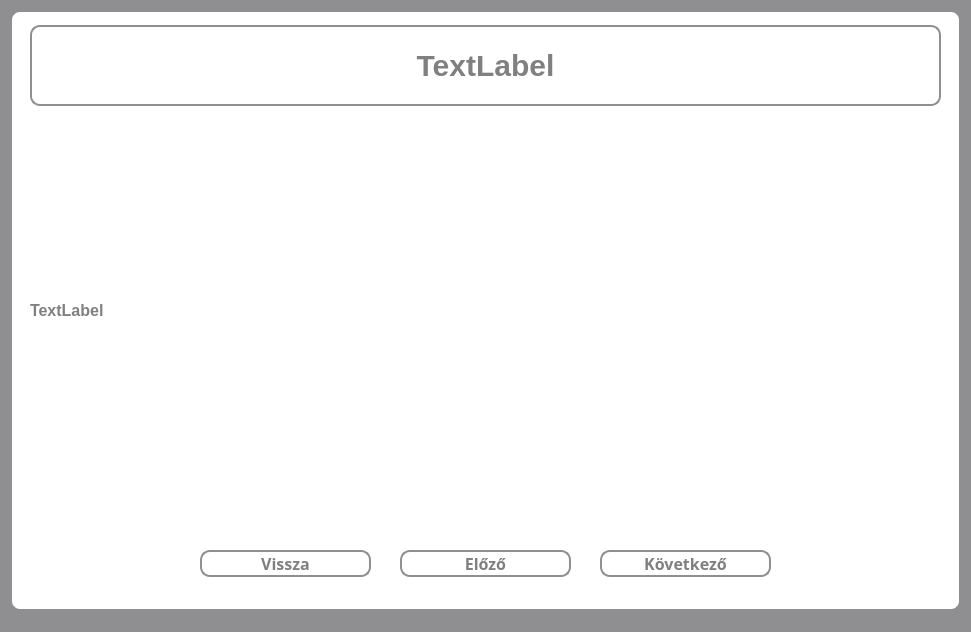
First picture: the form in src/main/resources/ui/default/defaultLearnWindow.ui, repository pkristof1999/Szakdolgozat, before the edit.
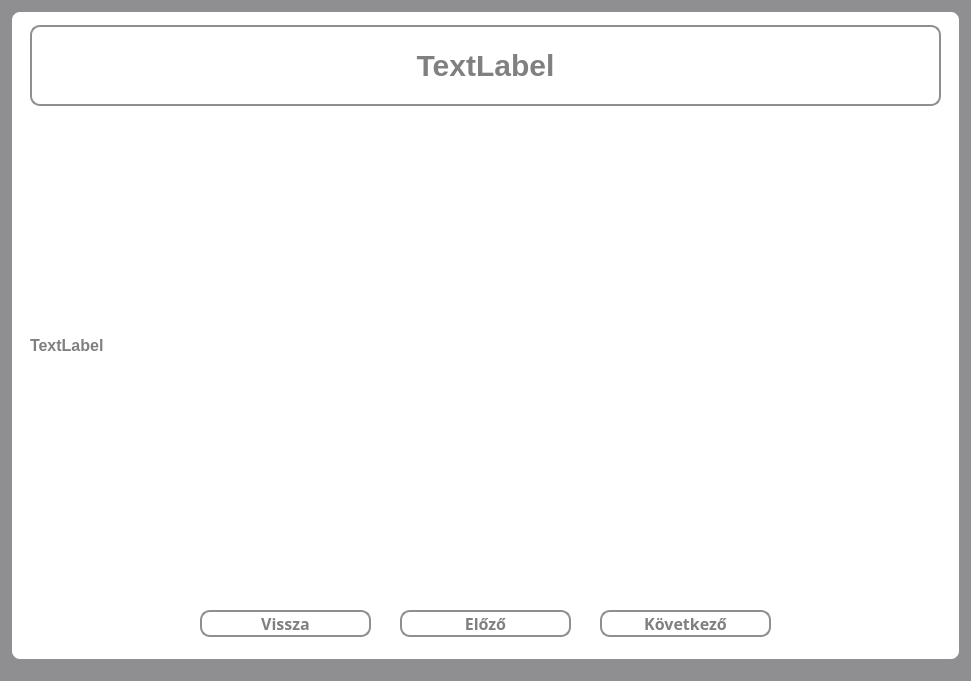
Second picture: the form after the edit.

```diff
--- a/src/main/resources/ui/default/defaultLearnWindow.ui
+++ b/src/main/resources/ui/default/defaultLearnWindow.ui
@@ -7,7 +7,7 @@
     <x>0</x>
     <y>0</y>
     <width>971</width>
-    <height>632</height>
+    <height>681</height>
    </rect>
   </property>
   <property name="windowTitle">
@@ -25,7 +25,7 @@
       <x>10</x>
       <y>10</y>
       <width>951</width>
-      <height>601</height>
+      <height>651</height>
      </rect>
     </property>
     <property name="styleSheet">
@@ -42,7 +42,7 @@
      <property name="geometry">
       <rect>
        <x>190</x>
-       <y>540</y>
+       <y>600</y>
        <width>171</width>
        <height>27</height>
       </rect>
@@ -73,7 +73,7 @@
      <property name="geometry">
       <rect>
        <x>590</x>
-       <y>540</y>
+       <y>600</y>
        <width>171</width>
        <height>27</height>
       </rect>
@@ -128,7 +128,7 @@
        <x>20</x>
        <y>100</y>
        <width>911</width>
-       <height>401</height>
+       <height>471</height>
       </rect>
      </property>
      <property name="styleSheet">
@@ -145,7 +145,7 @@
      <property name="geometry">
       <rect>
        <x>390</x>
-       <y>540</y>
+       <y>600</y>
        <width>171</width>
        <height>27</height>
       </rect>
```
